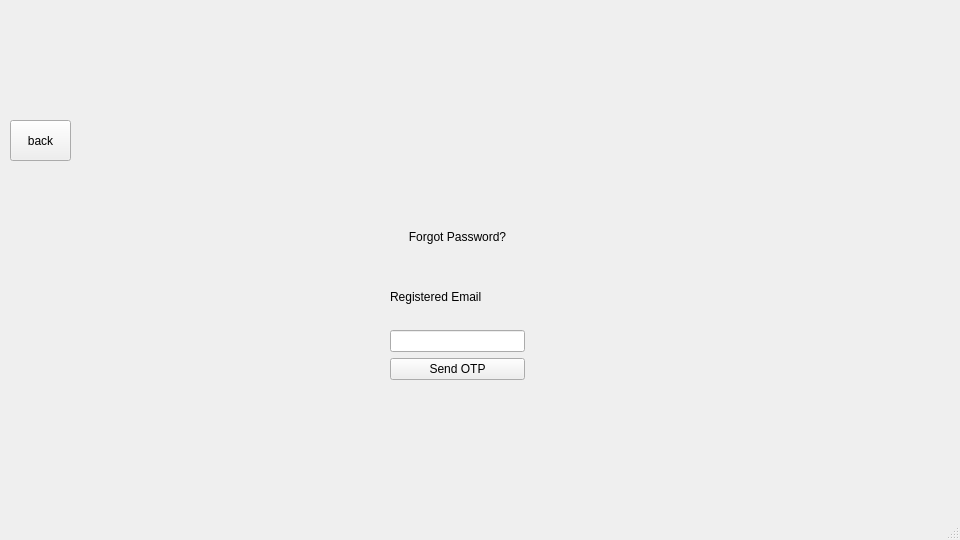
Old version of the form qt/forgotpass.ui in the repository e-zeks/softeng.
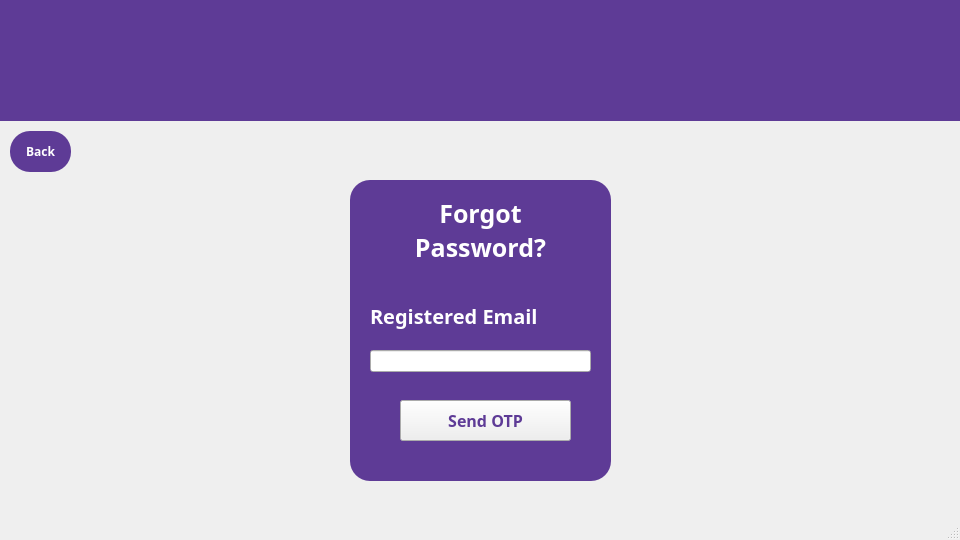
New version of the form. Icons and pictures are not drawn.

The edit to the form file:
```diff
--- a/qt/forgotpass.ui
+++ b/qt/forgotpass.ui
@@ -18,57 +18,189 @@
     <property name="geometry">
      <rect>
       <x>10</x>
-      <y>120</y>
+      <y>131</y>
       <width>61</width>
       <height>41</height>
      </rect>
     </property>
+    <property name="font">
+     <font>
+      <family>Arial Black</family>
+      <bold>true</bold>
+     </font>
+    </property>
+    <property name="styleSheet">
+     <string notr="true">QPushButton
+{
+background-color: #5e3b96;
+color:white;
+ border-radius:20px;
+}</string>
+    </property>
     <property name="text">
-     <string>back</string>
+     <string>Back</string>
     </property>
    </widget>
-   <widget class="QWidget" name="verticalLayoutWidget">
+   <widget class="QLabel" name="label">
     <property name="geometry">
      <rect>
-      <x>390</x>
-      <y>210</y>
-      <width>135</width>
-      <height>170</height>
+      <x>360</x>
+      <y>190</y>
+      <width>241</width>
+      <height>81</height>
      </rect>
     </property>
-    <layout class="QVBoxLayout" name="verticalLayout">
-     <item>
-      <widget class="QLabel" name="label">
-       <property name="layoutDirection">
-        <enum>Qt::LeftToRight</enum>
-       </property>
-       <property name="text">
-        <string>Forgot Password?</string>
-       </property>
-       <property name="alignment">
-        <set>Qt::AlignCenter</set>
-       </property>
-      </widget>
-     </item>
-     <item>
-      <widget class="QLabel" name="label_3">
-       <property name="text">
-        <string>Registered Email</string>
-       </property>
-      </widget>
-     </item>
-     <item>
-      <widget class="QLineEdit" name="registered_email"/>
-     </item>
-     <item>
-      <widget class="QPushButton" name="sendOTP">
-       <property name="text">
-        <string>Send OTP</string>
-       </property>
-      </widget>
-     </item>
-    </layout>
+    <property name="font">
+     <font>
+      <family>Arial Black</family>
+      <pointsize>19</pointsize>
+      <bold>true</bold>
+     </font>
+    </property>
+    <property name="layoutDirection">
+     <enum>Qt::LayoutDirection::LeftToRight</enum>
+    </property>
+    <property name="styleSheet">
+     <string notr="true">QLabel
+{
+color:white;
+}</string>
+    </property>
+    <property name="text">
+     <string>&lt;html&gt;&lt;head/&gt;&lt;body&gt;&lt;p align=&quot;center&quot;&gt;Forgot &lt;br/&gt;Password?&lt;/p&gt;&lt;/body&gt;&lt;/html&gt;</string>
+    </property>
+    <property name="alignment">
+     <set>Qt::AlignmentFlag::AlignCenter</set>
+    </property>
    </widget>
+   <widget class="QLabel" name="label_3">
+    <property name="geometry">
+     <rect>
+      <x>370</x>
+      <y>290</y>
+      <width>191</width>
+      <height>51</height>
+     </rect>
+    </property>
+    <property name="font">
+     <font>
+      <family>Arial Black</family>
+      <pointsize>15</pointsize>
+      <bold>true</bold>
+     </font>
+    </property>
+    <property name="styleSheet">
+     <string notr="true">QLabel
+{
+color:white;
+}</string>
+    </property>
+    <property name="text">
+     <string>Registered Email</string>
+    </property>
+   </widget>
+   <widget class="QLineEdit" name="registered_email">
+    <property name="geometry">
+     <rect>
+      <x>370</x>
+      <y>350</y>
+      <width>221</width>
+      <height>22</height>
+     </rect>
+    </property>
+   </widget>
+   <widget class="QPushButton" name="sendOTP">
+    <property name="geometry">
+     <rect>
+      <x>400</x>
+      <y>400</y>
+      <width>171</width>
+      <height>41</height>
+     </rect>
+    </property>
+    <property name="font">
+     <font>
+      <family>Arial Black</family>
+      <pointsize>12</pointsize>
+      <bold>true</bold>
+     </font>
+    </property>
+    <property name="styleSheet">
+     <string notr="true">QPushButton
+{
+color: #5e3b96;
+}</string>
+    </property>
+    <property name="text">
+     <string>Send OTP</string>
+    </property>
+   </widget>
+   <widget class="QLabel" name="label_6">
+    <property name="geometry">
+     <rect>
+      <x>260</x>
+      <y>0</y>
+      <width>421</width>
+      <height>121</height>
+     </rect>
+    </property>
+    <property name="text">
+     <string/>
+    </property>
+    <property name="pixmap">
+     <pixmap>../logos/logog.jpg</pixmap>
+    </property>
+    <property name="scaledContents">
+     <bool>true</bool>
+    </property>
+   </widget>
+   <widget class="QLabel" name="BGviolet">
+    <property name="geometry">
+     <rect>
+      <x>0</x>
+      <y>0</y>
+      <width>961</width>
+      <height>121</height>
+     </rect>
+    </property>
+    <property name="styleSheet">
+     <string notr="true">QLabel
+{
+background: #5e3b96;
+}</string>
+    </property>
+    <property name="text">
+     <string/>
+    </property>
+   </widget>
+   <widget class="QLabel" name="label_7">
+    <property name="geometry">
+     <rect>
+      <x>350</x>
+      <y>180</y>
+      <width>261</width>
+      <height>301</height>
+     </rect>
+    </property>
+    <property name="styleSheet">
+     <string notr="true">QLabel
+{
+background: #5e3b96;
+border-radius:20px;
+}</string>
+    </property>
+    <property name="text">
+     <string/>
+    </property>
+   </widget>
+   <zorder>label_7</zorder>
+   <zorder>BGviolet</zorder>
+   <zorder>back</zorder>
+   <zorder>label</zorder>
+   <zorder>label_3</zorder>
+   <zorder>registered_email</zorder>
+   <zorder>sendOTP</zorder>
+   <zorder>label_6</zorder>
   </widget>
   <widget class="QMenuBar" name="menubar">
    <property name="geometry">
```
